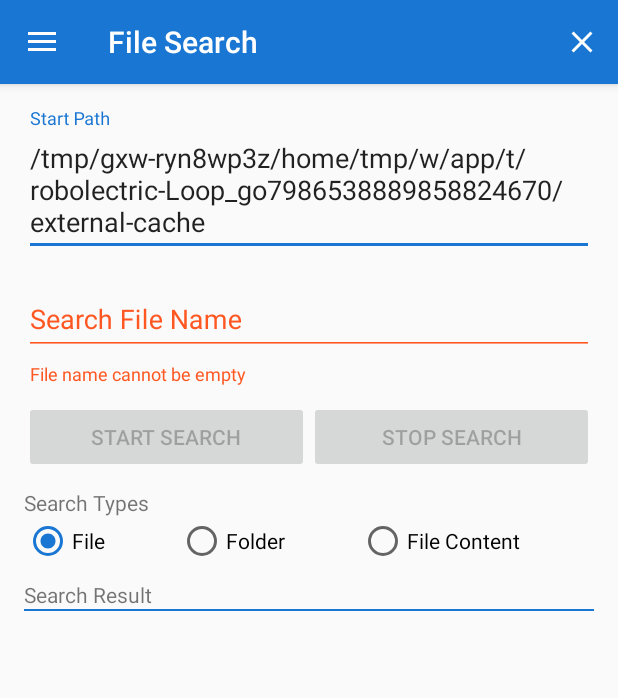
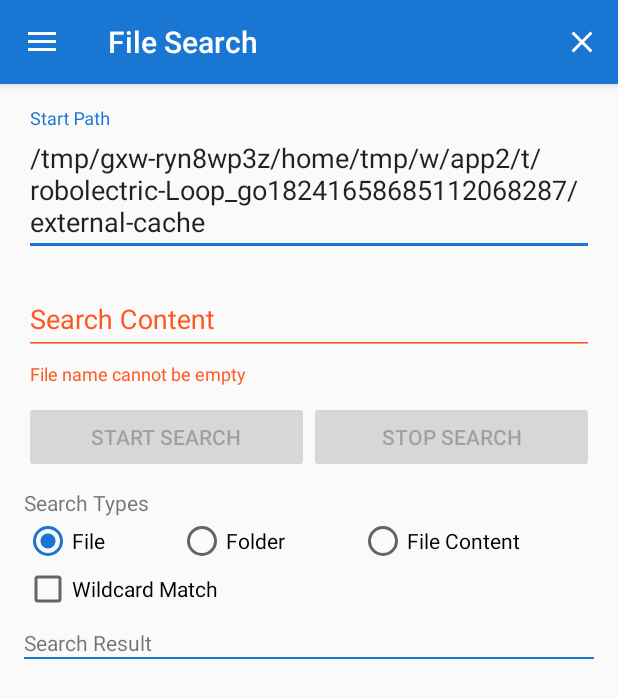
Before and after one commit to vaginessa/FileHelper, an Android app: the screen it shows after launch (MainActivity), in the side drawer, after a tap on "File Search", on a phone screen of 412 x 824 dp. Shown: the top 698 px of the screen. Run offline under Robolectric (Android 15) with nearby library versions, the phone set to English and light mode, and no system bars; libraries missing offline, so code that uses them is left out: com.mukesh; 3 statements that could not run were skipped.

Commit message:
[Building] - search : add wildcard match filter

```diff
--- a/app/src/main/java/crixec/filehelper/MainActivity.java
+++ b/app/src/main/java/crixec/filehelper/MainActivity.java
@@ -74,7 +74,7 @@ public class MainActivity extends AppCompatActivity
         navigationView.getMenu().getItem(0).setChecked(true);
         // add fragments
         fragments.add(BrowserFragment.newInstance(this, R.string.nav_file_browser, R.layout.fragment_browser));
-        fragments.add(FileSearchFragment.newInstance(this, R.string.nav_file_search, R.layout.fragment_file_search));
+        fragments.add(FileSearchFragment.newInstance(this, R.string.nav_file_search, R.layout.fragment_search));
         fragments.add(FileContentReplaceFragment.newInstance(this, R.string.nav_file_content_replace, R.layout.fragment_content_replace));
         fragments.add(FileSuffixReplaceFragment.newInstance(this, R.string.nav_file_suffix_replace, R.layout.fragment_suffix_replace));
         fragments.add(FileCompareFragment.newInstance(this, R.string.nav_file_compare, R.layout.fragment_file_compare));
--- a/app/src/main/java/crixec/filehelper/function/browser/BrowserFragment.java
+++ b/app/src/main/java/crixec/filehelper/function/browser/BrowserFragment.java
@@ -139,7 +139,7 @@ public class BrowserFragment extends BaseFragment implements OnFileItemClickList
                     result = Utils.createFolder(new File(getParentFile(), str));
                 }
                 if (result) {
-                    getMainActivity().makeSnackBar(getString(R.string.create_successed), Snackbar.LENGTH_SHORT);
+                    getMainActivity().makeSnackBar(getString(R.string.create_succeed), Snackbar.LENGTH_SHORT);
                     refresh();
                 } else {
                     getMainActivity().makeSnackBar(getString(R.string.create_failed), Snackbar.LENGTH_SHORT);
--- a/app/src/main/java/crixec/filehelper/function/search/FileSearchFragment.java
+++ b/app/src/main/java/crixec/filehelper/function/search/FileSearchFragment.java
@@ -4,6 +4,7 @@ import android.os.AsyncTask;
 import android.support.design.widget.TextInputLayout;
 import android.support.v7.app.AppCompatActivity;
 import android.support.v7.widget.AppCompatButton;
+import android.support.v7.widget.AppCompatCheckBox;
 import android.text.Editable;
 import android.text.TextWatcher;
 import android.util.Log;
@@ -35,8 +36,8 @@ public class FileSearchFragment extends BaseFragment implements TextWatcher, Vie
     private AppCompatButton startButton;
     private AppCompatButton stopButton;
     private RadioGroup radioGroup;
-    private ListView listView;
     private ArrayAdapter adapter;
+    private AppCompatCheckBox checkBox;
     private boolean isSearchable = false;
     private List<String> results = new ArrayList<>();
 
@@ -56,7 +57,8 @@ public class FileSearchFragment extends BaseFragment implements TextWatcher, Vie
         startButton = (AppCompatButton) findViewById(R.id.startSearchButton);
         stopButton = (AppCompatButton) findViewById(R.id.stopSearchButton);
         radioGroup = (RadioGroup) findViewById(R.id.rgSearchType);
-        listView = (ListView) findViewById(R.id.searchResultList);
+        ListView listView = (ListView) findViewById(R.id.searchResultList);
+        checkBox = (AppCompatCheckBox) findViewById(R.id.cbWildcardMatch);
         fileNameLayout.getEditText().addTextChangedListener(this);
         startPathLayout.getEditText().addTextChangedListener(this);
         startButton.setOnClickListener(this);
@@ -141,6 +143,8 @@ public class FileSearchFragment extends BaseFragment implements TextWatcher, Vie
 
     class Searcher extends AsyncTask<AbsSearchFilter, String, Void> {
         private String startPath;
+        private boolean isWildcardable = false;
+
 
         public Searcher(String startPath) {
             this.startPath = startPath;
@@ -154,6 +158,7 @@ public class FileSearchFragment extends BaseFragment implements TextWatcher, Vie
             isSearchable = true;
             startButton.setEnabled(false);
             stopButton.setEnabled(true);
+            isWildcardable = checkBox.isChecked();
         }
 
         @Override
@@ -180,6 +185,7 @@ public class FileSearchFragment extends BaseFragment implements TextWatcher, Vie
 
         @Override
         protected Void doInBackground(AbsSearchFilter... params) {
+            params[0].setWildcardable(isWildcardable);
             searchInPath(startPath, params[0]);
             return null;
         }
--- a/app/src/main/java/crixec/filehelper/function/search/SearchFileFilter.java
+++ b/app/src/main/java/crixec/filehelper/function/search/SearchFileFilter.java
@@ -19,7 +19,7 @@ public class SearchFileFilter extends AbsSearchFilter {
     public boolean onFilter(File file) {
         Log.i("SearchFilter", file.getPath());
         if (file != null && file.exists()) {
-            return file.isFile() && file.getName().equals(name);
+            return file.isFile() && compare(file.getName(), name);
         }
         return false;
     }
--- a/app/src/main/java/crixec/filehelper/function/search/SearchFolderFilter.java
+++ b/app/src/main/java/crixec/filehelper/function/search/SearchFolderFilter.java
@@ -16,7 +16,7 @@ public class SearchFolderFilter extends AbsSearchFilter {
     @Override
     public boolean onFilter(File file) {
         if (file != null && file.exists()) {
-            return file.isDirectory() && file.getName().equals(name);
+            return file.isDirectory() && compare(file.getName(), name);
         }
         return false;
     }
--- a/app/src/main/res/layout/content_main.xml
+++ b/app/src/main/res/layout/content_main.xml
@@ -1,15 +1,17 @@
 <?xml version="1.0" encoding="utf-8"?>
-<RelativeLayout xmlns:android="http://schemas.android.com/apk/res/android"
+<ScrollView xmlns:android="http://schemas.android.com/apk/res/android"
     xmlns:app="http://schemas.android.com/apk/res-auto"
     xmlns:tools="http://schemas.android.com/tools"
     android:id="@+id/content_main"
     android:layout_width="match_parent"
     android:layout_height="match_parent"
+    android:fillViewport="true"
     app:layout_behavior="@string/appbar_scrolling_view_behavior"
     tools:context="crixec.filehelper.MainActivity"
     tools:showIn="@layout/app_bar_main">
+
     <FrameLayout
+        android:id="@+id/contentLayout"
         android:layout_width="match_parent"
-        android:id="@+id/contentLayout"
-        android:layout_height="match_parent"/>
-</RelativeLayout>
+        android:layout_height="wrap_content" />
+</ScrollView>
--- a/app/src/main/res/layout/fragment_file_search.xml
+++ b/app/src/main/res/layout/fragment_search.xml
@@ -24,7 +24,7 @@
         android:layout_height="wrap_content"
         android:layout_gravity="center_vertical|start"
         android:layout_marginTop="10dp"
-        android:hint="@string/input_search_file">
+        android:hint="@string/input_search_content">
 
         <android.support.design.widget.TextInputEditText
             android:layout_width="match_parent"
@@ -63,8 +63,9 @@
         android:text="@string/search_types" />
 
     <RadioGroup
+        android:id="@+id/rgSearchType"
         android:layout_width="match_parent"
-        android:layout_height="wrap_content"        android:id="@+id/rgSearchType"
+        android:layout_height="wrap_content"
 
         android:orientation="horizontal">
 
@@ -92,6 +93,12 @@
 
     </RadioGroup>
 
+    <android.support.v7.widget.AppCompatCheckBox
+        android:layout_width="wrap_content"
+        android:text="@string/wildcard_match"
+        android:checked="false"
+        android:id="@+id/cbWildcardMatch"
+        android:layout_height="wrap_content" />
 
     <android.support.v7.widget.AppCompatTextView
         android:layout_width="match_parent"
--- a/app/src/main/res/values/strings.xml
+++ b/app/src/main/res/values/strings.xml
@@ -20,7 +20,7 @@
     <string name="start_search">Start Search</string>
     <string name="stop_search">Stop Search</string>
     <string name="input_start_path">Start Path</string>
-    <string name="input_search_file">Search File Name</string>
+    <string name="input_search_content">Search Content</string>
     <string name="search_result">Search Result</string>
     <string name="file_name_cannot_be_empty">File name cannot be empty</string>
     <string name="path_cannot_be_empty">Path cannot be empty</string>
@@ -28,7 +28,7 @@
     <string name="file">File</string>
     <string name="folder">Folder</string>
     <string name="name_cannot_be_empty">Name cannot be empty</string>
-    <string name="create_successed">Create Successed</string>
+    <string name="create_succeed">Create Succeed</string>
     <string name="create_failed">Create Failed</string>
     <string name="file_content">File Content</string>
     <string name="search_types">Search Types</string>
@@ -57,4 +57,5 @@
     <string name="target_path">Target Path</string>
     <string name="go">GO</string>
     <string name="not_exist">Not Exist:</string>
+    <string name="wildcard_match">Wildcard Match</string>
 </resources>
```
Also changed, not shown: app/src/main/java/crixec/filehelper/function/search/AbsSearchFilter.java (+17 -1 lines), 1 other file.
